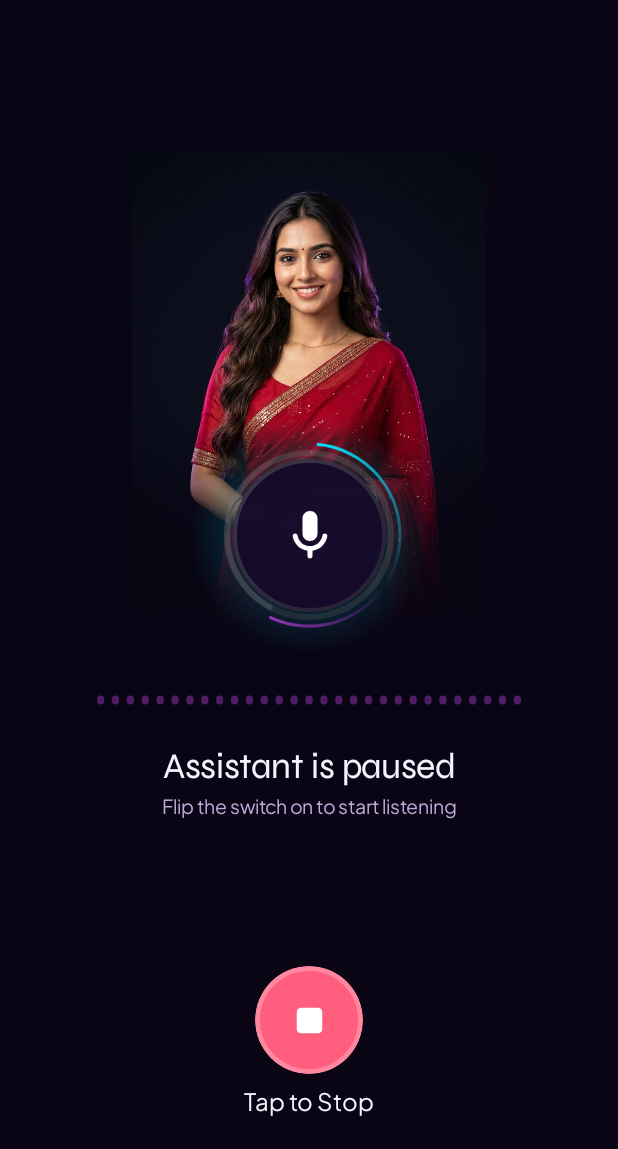
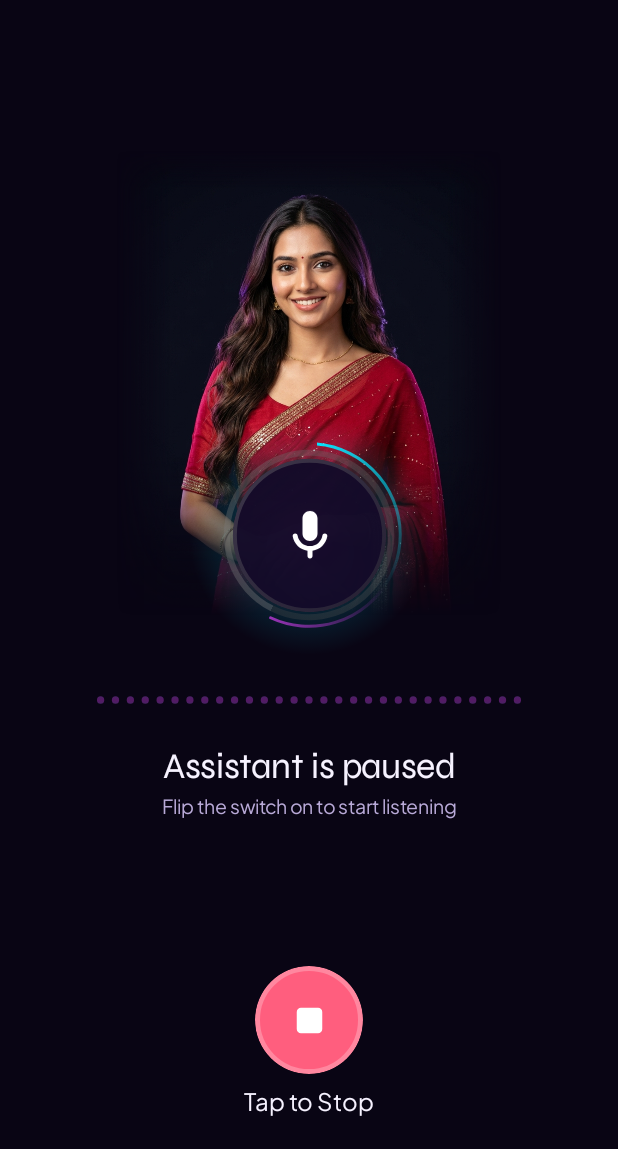
Before and after one commit to nabin9013/Mayra-, an Android app built with Jetpack Compose: the composable ActiveLiveVoiceView shown on its own in the app's theme, on a phone screen of 412 x 824 dp, the part 87-1236 px from its top. Run offline under Robolectric (Android 15) with nearby library versions, the phone set to English and light mode, and no system bars; 1 statement that could not run was skipped.

Commit message:
refactor: optimize Gemini connection and UI
- Add connection fallback logic for improved stability
- Increase retry delay in service to reduce load
- Optimize UI draw calls in voice orb component
- Add missing error handling for wake-word greeting

```diff
--- a/app/src/main/java/com/example/service/MayraVoiceService.kt
+++ b/app/src/main/java/com/example/service/MayraVoiceService.kt
@@ -327,7 +327,7 @@ class MayraVoiceService : Service() {
                             errorMessage = e.localizedMessage ?: "Failed to connect Gemini Live."
                         )
                     }
-                    delay(2500L)
+                    delay(5000L)
                     if (!currentSettings.wakeWordEnabled) {
                         break
                     }
--- a/app/src/main/java/com/example/ui/components/MayraVoiceOrb.kt
+++ b/app/src/main/java/com/example/ui/components/MayraVoiceOrb.kt
@@ -11,7 +11,6 @@ import androidx.compose.animation.core.spring
 import androidx.compose.animation.core.tween
 import androidx.compose.foundation.Canvas
 import androidx.compose.foundation.Image
-import androidx.compose.foundation.background
 import androidx.compose.foundation.border
 import androidx.compose.foundation.clickable
 import androidx.compose.foundation.interaction.MutableInteractionSource
@@ -37,11 +36,14 @@ import androidx.compose.runtime.remember
 import androidx.compose.ui.Alignment
 import androidx.compose.ui.Modifier
 import androidx.compose.ui.draw.clip
+import androidx.compose.ui.draw.drawWithContent
 import androidx.compose.ui.geometry.CornerRadius
 import androidx.compose.ui.geometry.Offset
 import androidx.compose.ui.geometry.Size
+import androidx.compose.ui.graphics.BlendMode
 import androidx.compose.ui.graphics.Brush
 import androidx.compose.ui.graphics.Color
+import androidx.compose.ui.graphics.CompositingStrategy
 import androidx.compose.ui.graphics.StrokeCap
 import androidx.compose.ui.graphics.drawscope.Stroke
 import androidx.compose.ui.graphics.drawscope.rotate
@@ -56,12 +58,11 @@ import com.example.R
 import com.example.service.AssistantMode
 import kotlin.math.PI
 import kotlin.math.abs
-import kotlin.math.cos
 import kotlin.math.sin
 
 /**
- * Editorial studio portrait stage of Mayra blended seamlessly into the dark cosmic
- * canvas, paired with an overlapping glowing 3D neon microphone orb and live waveform.
+ * Editorial studio portrait stage of Mayra feathered seamlessly with alpha masking
+ * into the cosmic canvas, paired with an overlapping glowing 3D neon microphone orb.
  */
 @Composable
 fun MayraVoiceOrb(
@@ -74,11 +75,11 @@ fun MayraVoiceOrb(
 ) {
     val activeEnergy = when (mode) {
         AssistantMode.SPEAKING -> maxOf(outputAmplitude, 0.28f)
-        AssistantMode.LISTENING -> maxOf(inputAmplitude, 0.16f)
+        AssistantMode.LISTENING -> maxOf(inputAmplitude, 0.18f)
         AssistantMode.CONNECTING_LIVE,
-        AssistantMode.EXECUTING_TOOL -> 0.36f
-        AssistantMode.STANDBY_WAKE_WORD -> maxOf(inputAmplitude * 0.65f, 0.08f)
-        AssistantMode.OFF, AssistantMode.ERROR -> 0.02f
+        AssistantMode.EXECUTING_TOOL -> 0.38f
+        AssistantMode.STANDBY_WAKE_WORD -> maxOf(inputAmplitude * 0.65f, 0.14f)
+        AssistantMode.OFF, AssistantMode.ERROR -> 0.03f
     }
 
     val smoothEnergy by animateFloatAsState(
@@ -132,7 +133,6 @@ fun MayraVoiceOrb(
     val primary = MaterialTheme.colorScheme.primary
     val secondary = MaterialTheme.colorScheme.secondary
     val tertiary = MaterialTheme.colorScheme.tertiary
-    val bgColor = MaterialTheme.colorScheme.background
     val errorColor = MaterialTheme.colorScheme.error
 
     val ringColors = when (mode) {
@@ -160,54 +160,51 @@ fun MayraVoiceOrb(
             contentAlignment = Alignment.BottomCenter
         ) {
             if (showStudioPortrait) {
-                // Full-stage dark-studio portrait with soft vignette fade matching the reference
+                // Full-stage dark-studio portrait feathered to transparent edges via DstIn
                 Box(
                     modifier = Modifier
-                        .fillMaxWidth()
-                        .height(316.dp)
+                        .size(width = 256.dp, height = 316.dp)
                         .align(Alignment.TopCenter)
                         .graphicsLayer {
+                            compositingStrategy = CompositingStrategy.Offscreen
                             translationY = portraitLift.dp.toPx()
+                        }
+                        .drawWithContent {
+                            drawContent()
+                            // Soft top & bottom transparency fade
+                            drawRect(
+                                brush = Brush.verticalGradient(
+                                    0.0f to Color.Transparent,
+                                    0.08f to Color.Black,
+                                    0.64f to Color.Black,
+                                    0.98f to Color.Transparent
+                                ),
+                                blendMode = BlendMode.DstIn
+                            )
+                            // Soft left & right transparency feathering
+                            drawRect(
+                                brush = Brush.horizontalGradient(
+                                    0.0f to Color.Transparent,
+                                    0.14f to Color.Black,
+                                    0.86f to Color.Black,
+                                    1.0f to Color.Transparent
+                                ),
+                                blendMode = BlendMode.DstIn
+                            )
                         },
                     contentAlignment = Alignment.TopCenter
                 ) {
                     Image(
                         painter = painterResource(id = R.drawable.img_mayra_portrait_1795120963893),
                         contentDescription = stringResource(id = R.string.cd_mayra_avatar),
-                        contentScale = ContentScale.Fit,
+                        contentScale = ContentScale.Crop,
                         alignment = Alignment.TopCenter,
                         modifier = Modifier.fillMaxSize()
-                    )
-
-                    // Seamless studio dark vignette blend on bottom & side edges
-                    Box(
-                        modifier = Modifier
-                            .fillMaxSize()
-                            .background(
-                                Brush.verticalGradient(
-                                    0.0f to Color.Transparent,
-                                    0.58f to Color.Transparent,
-                                    0.86f to bgColor.copy(alpha = 0.78f),
-                                    1.0f to bgColor
-                                )
-                            )
-                    )
-                    Box(
-                        modifier = Modifier
-                            .fillMaxSize()
-                            .background(
-                                Brush.horizontalGradient(
-                                    0.0f to bgColor.copy(alpha = 0.92f),
-                                    0.14f to Color.Transparent,
-                                    0.86f to Color.Transparent,
-                                    1.0f to bgColor.copy(alpha = 0.92f)
-                                )
-                            )
                     )
                 }
             }
 
-            // Overlapping Neon Microphone / Voice Orb (matching reference screenshot)
+            // Overlapping Neon Microphone / Voice Orb
             Box(
                 modifier = Modifier
                     .size(164.dp)
@@ -337,13 +334,14 @@ private fun AudioWaveformStrip(
 
         for (i in 0 until bars) {
             val distanceFromMid = abs(i - (bars - 1) / 2f) / ((bars - 1) / 2f)
-            val envelope = 1f - (distanceFromMid * 0.68f)
+            val envelope = 1f - (distanceFromMid * 0.65f)
             val osc = if (active) {
                 0.35f + 0.65f * abs(sin(phase * 1.4f + i * 0.5f))
             } else {
                 0.15f
             }
-            val halfH = (3.dp.toPx() + maxHalfHeight * envelope * energy * osc)
+            val baseHeight = if (active) (3.dp.toPx() + 4.dp.toPx() * envelope * osc) else 2.5.dp.toPx()
+            val halfH = (baseHeight + maxHalfHeight * envelope * energy * osc)
                 .coerceAtMost(maxHalfHeight)
             val x = i * (barWidth + gap)
 
```
Also changed, not shown: app/src/main/java/com/example/live/GeminiLiveEngine.kt (+93 -14 lines), 1 other file.
